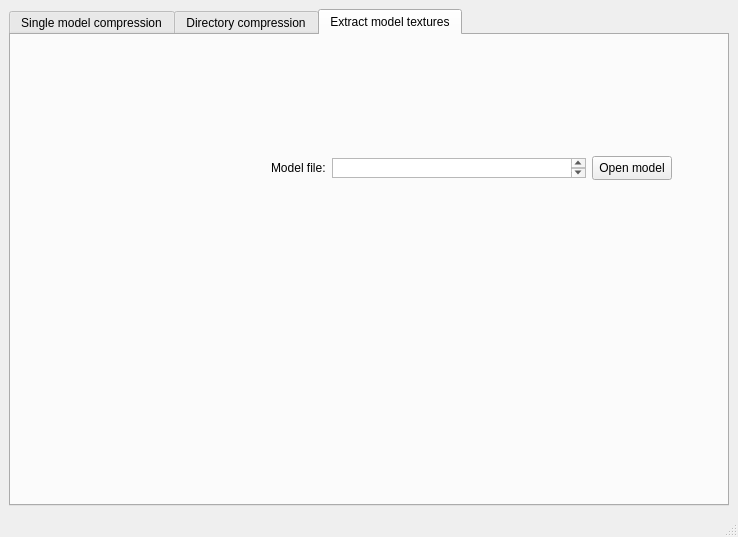
Before: the Qt Designer form tools/texture-compressor/texcompr-gui/forms/mainwindow.ui in maisvendoo/RRS, drawn with Qt 5.
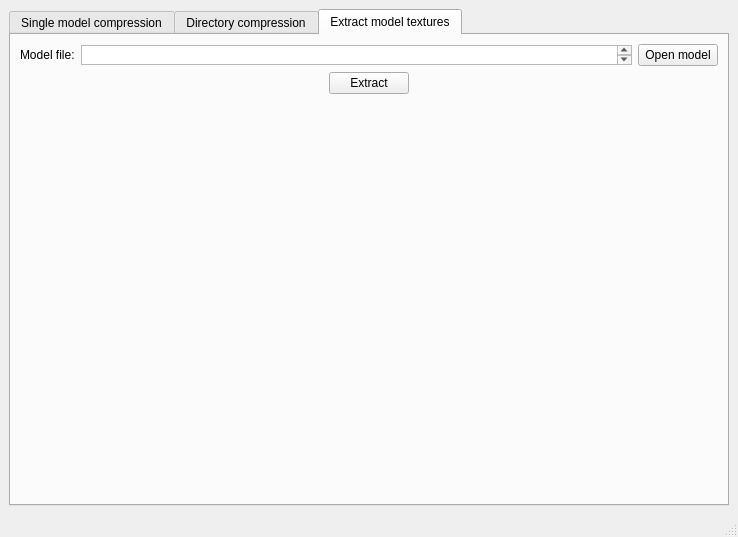
After: the same form once the commit is applied.

Commit message: Скомпоновал интерфейс для третьей вкладки

What changed in the file:
```diff
--- a/tools/texture-compressor/texcompr-gui/forms/mainwindow.ui
+++ b/tools/texture-compressor/texcompr-gui/forms/mainwindow.ui
@@ -386,15 +386,10 @@
        <attribute name="title">
         <string>Extract model textures</string>
        </attribute>
-       <widget class="QWidget" name="layoutWidget">
-        <property name="geometry">
-         <rect>
-          <x>260</x>
-          <y>120</y>
-          <width>401</width>
-          <height>26</height>
-         </rect>
-        </property>
+       <layout class="QVBoxLayout" name="verticalLayout_8">
+        <item>
+         <layout class="QVBoxLayout" name="verticalLayout_7" stretch="1,1,10">
+          <item>
         <layout class="QHBoxLayout" name="horizontalLayout_8">
          <item>
           <widget class="QLabel" name="label_4">
@@ -433,7 +428,60 @@
           </widget>
          </item>
         </layout>
-       </widget>
+          </item>
+          <item>
+           <layout class="QHBoxLayout" name="horizontalLayout_9">
+            <item>
+             <spacer name="horizontalSpacer_5">
+              <property name="orientation">
+               <enum>Qt::Horizontal</enum>
+              </property>
+              <property name="sizeHint" stdset="0">
+               <size>
+                <width>40</width>
+                <height>20</height>
+               </size>
+              </property>
+             </spacer>
+            </item>
+            <item>
+             <widget class="QPushButton" name="pbExtract">
+              <property name="text">
+               <string>Extract</string>
+              </property>
+             </widget>
+            </item>
+            <item>
+             <spacer name="horizontalSpacer_6">
+              <property name="orientation">
+               <enum>Qt::Horizontal</enum>
+              </property>
+              <property name="sizeHint" stdset="0">
+               <size>
+                <width>40</width>
+                <height>20</height>
+               </size>
+              </property>
+             </spacer>
+            </item>
+           </layout>
+          </item>
+          <item>
+           <spacer name="verticalSpacer_2">
+            <property name="orientation">
+             <enum>Qt::Vertical</enum>
+            </property>
+            <property name="sizeHint" stdset="0">
+             <size>
+              <width>20</width>
+              <height>40</height>
+             </size>
+            </property>
+           </spacer>
+          </item>
+         </layout>
+        </item>
+       </layout>
       </widget>
      </widget>
     </item>
```
Left out of the diff: 4 changed lines with no effect on the pictures. Lines whose indentation alone changed are shown as unchanged.
